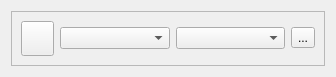
Before: the Qt Designer form Qt/lib2/serial5/serialbox5_lite/src/ui/serialbox5_lite.ui in RinatB2017/mega_GIT, drawn with Qt 5.
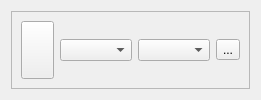
After: the same form once the commit is applied.

```diff
--- a/Qt/lib2/serial5/serialbox5_lite/src/ui/serialbox5_lite.ui
+++ b/Qt/lib2/serial5/serialbox5_lite/src/ui/serialbox5_lite.ui
@@ -2,14 +2,6 @@
 <ui version="4.0">
  <class>SerialBox5_lite</class>
  <widget class="QWidget" name="SerialBox5_lite">
-  <property name="geometry">
-   <rect>
-    <x>0</x>
-    <y>0</y>
-    <width>336</width>
-    <height>77</height>
-   </rect>
-  </property>
   <layout class="QVBoxLayout" name="verticalLayout_4">
    <item>
     <widget class="QFrame" name="frame">
```
